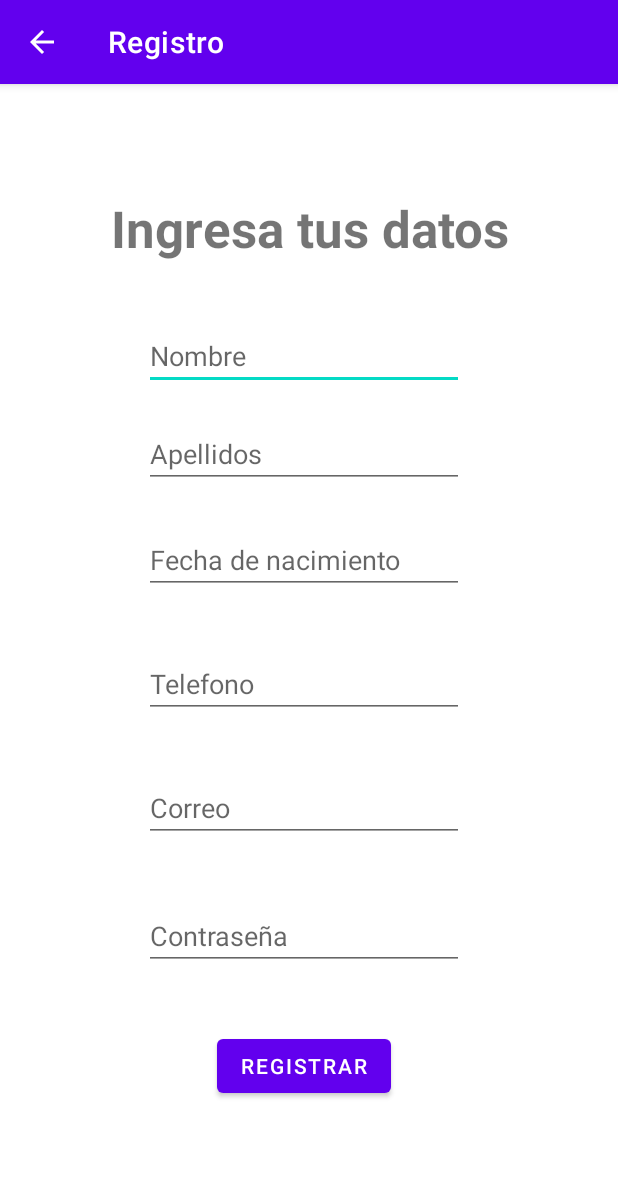
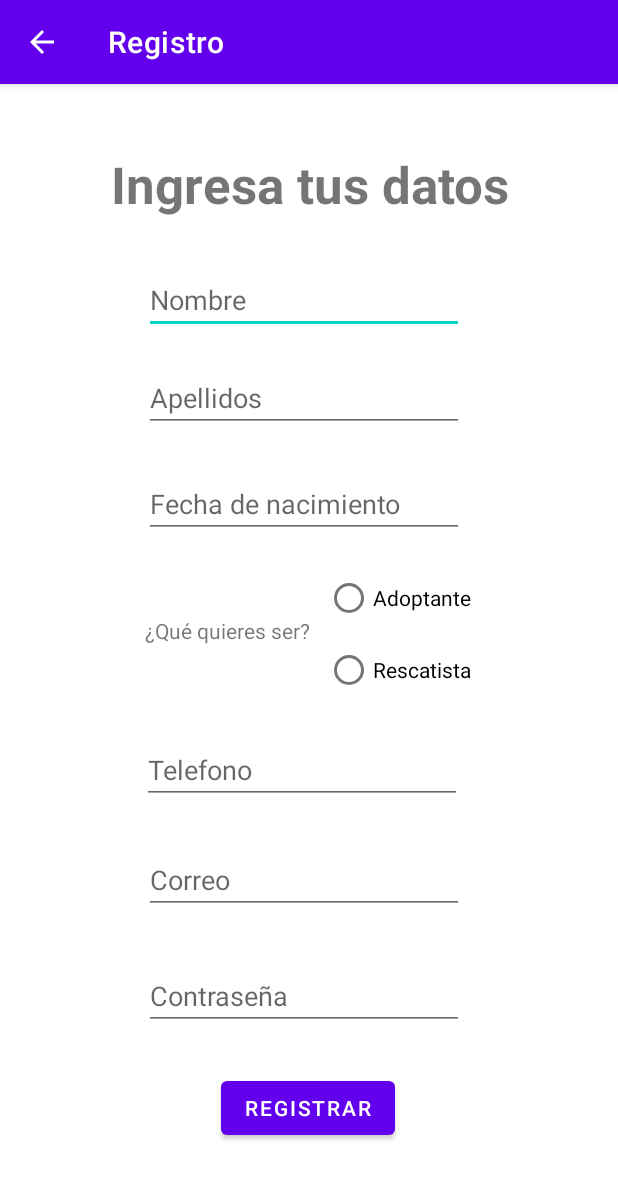
Before and after one commit to rakso-dev/Pawsties, an Android app: the SignupActivity screen opened directly, with no data from a screen before it, on a phone screen of 412 x 824 dp. Shown: the top 1179 px of the screen. Run offline under Robolectric (Android 15) with nearby library versions, the phone set to English and light mode, and no system bars.

Commit message:
findviews on Singup activity

```diff
--- a/androidApp/app/src/main/java/com/pawsties/android/SignupActivity.java
+++ b/androidApp/app/src/main/java/com/pawsties/android/SignupActivity.java
@@ -5,15 +5,20 @@ import android.os.Bundle;
 import android.text.TextUtils;
 import android.widget.Button;
 import android.widget.EditText;
+import android.widget.RadioButton;
 import android.widget.Toast;
 
 import androidx.annotation.Nullable;
 import androidx.appcompat.app.AppCompatActivity;
 
+import java.util.Date;
+
 public class SignupActivity extends AppCompatActivity {
     EditText etEmail, etPassword;
+    RadioButton rbAdoptante, rbRescatista;
     Button registrarse;
-    String email="", password="";
+    String name="", lastname="",  email="", password="", typeUser="";
+    Date nacimiento;
 
     @Override
     protected void onCreate(@Nullable Bundle savedInstanceState) {
@@ -23,12 +28,19 @@ public class SignupActivity extends AppCompatActivity {
         getSupportActionBar().setTitle("Registro");
 
         /** LLAMAR A TODS LOS ELEMENTOS DEL LAYOUT ACTIVITY SIGN UP PARA OBTENER LOS DATOS*/
+        rbAdoptante = findViewById(R.id.rbAdoptante);
+        rbRescatista = findViewById(R.id.rbRescatista);
         registrarse = findViewById(R.id.btnOkSignup);
 
         registrarse.setOnClickListener(v -> {
             /**descomentar despues para hacer las validaciones*/
-//            email = etEmail.getText().toString();
-//            password = etPassword.getText().toString();
+            if (rbAdoptante.isActivated())//no lo hace
+                typeUser = "A";
+            if (rbRescatista.isActivated())
+                typeUser = "R";
+            Toast.makeText(SignupActivity.this, "El usuario es "+typeUser, Toast.LENGTH_SHORT).show();
+            email = etEmail.getText().toString();
+            password = etPassword.getText().toString();
 //
 //            if (TextUtils.isEmpty(email) || TextUtils.isEmpty(password))
 //                Toast.makeText(SignupActivity.this, "Debes llenar todos los campos antes de continuar!!!", Toast.LENGTH_LONG).show();
--- a/androidApp/app/src/main/res/layout/activity_signup_form.xml
+++ b/androidApp/app/src/main/res/layout/activity_signup_form.xml
@@ -10,22 +10,23 @@
         android:layout_width="wrap_content"
         android:layout_height="wrap_content"
         android:layout_marginStart="73dp"
-        android:layout_marginTop="73dp"
+        android:layout_marginTop="44dp"
         android:layout_marginEnd="74dp"
         android:text="Ingresa tus datos"
         android:textAlignment="center"
         android:textSize="34dp"
         android:textStyle="bold"
         app:layout_constraintEnd_toEndOf="parent"
+        app:layout_constraintHorizontal_bias="0.0"
         app:layout_constraintStart_toStartOf="parent"
         app:layout_constraintTop_toTopOf="parent"
         tools:ignore="MissingConstraints" />
 
     <EditText
-        android:id="@+id/editTextTextPersonName"
+        android:id="@+id/etNombreSU"
         android:layout_width="wrap_content"
         android:layout_height="wrap_content"
-        android:layout_marginTop="40dp"
+        android:layout_marginTop="32dp"
         android:ems="10"
         android:hint="Nombre"
         android:inputType="textPersonName"
@@ -35,7 +36,7 @@
         tools:ignore="MissingConstraints" />
 
     <EditText
-        android:id="@+id/editTextTextPersonName2"
+        android:id="@+id/etApellidosSU"
         android:layout_width="wrap_content"
         android:layout_height="wrap_content"
         android:layout_marginTop="20dp"
@@ -44,24 +45,24 @@
         android:inputType="textPersonName"
         app:layout_constraintEnd_toStartOf="@+id/guideline3"
         app:layout_constraintStart_toStartOf="@+id/guideline2"
-        app:layout_constraintTop_toBottomOf="@+id/editTextTextPersonName"
+        app:layout_constraintTop_toBottomOf="@+id/etNombreSU"
         tools:ignore="MissingConstraints" />
 
     <EditText
-        android:id="@+id/editTextTextEmailAddress"
+        android:id="@+id/etEmailSU"
         android:layout_width="wrap_content"
         android:layout_height="wrap_content"
-        android:layout_marginTop="37dp"
+        android:layout_marginTop="28dp"
         android:ems="10"
         android:hint="Correo"
         android:inputType="textEmailAddress"
         app:layout_constraintEnd_toStartOf="@+id/guideline3"
         app:layout_constraintStart_toStartOf="@+id/guideline2"
-        app:layout_constraintTop_toBottomOf="@+id/editTextPhone"
+        app:layout_constraintTop_toBottomOf="@+id/etTelefonoSU"
         tools:ignore="MissingConstraints" />
 
     <EditText
-        android:id="@+id/editTextDate"
+        android:id="@+id/etFechaSU"
         android:layout_width="wrap_content"
         android:layout_height="wrap_content"
         android:layout_marginTop="25dp"
@@ -70,44 +71,46 @@
         android:inputType="date"
         app:layout_constraintEnd_toStartOf="@+id/guideline3"
         app:layout_constraintStart_toStartOf="@+id/guideline2"
-        app:layout_constraintTop_toBottomOf="@+id/editTextTextPersonName2"
+        app:layout_constraintTop_toBottomOf="@+id/etApellidosSU"
         tools:ignore="MissingConstraints" />
 
     <EditText
-        android:id="@+id/editTextPhone"
+        android:id="@+id/etTelefonoSU"
         android:layout_width="wrap_content"
         android:layout_height="wrap_content"
-        android:layout_marginTop="37dp"
+        android:layout_marginTop="20dp"
         android:ems="10"
         android:hint="Telefono"
         android:inputType="phone"
         app:layout_constraintEnd_toStartOf="@+id/guideline3"
+        app:layout_constraintHorizontal_bias="0.488"
         app:layout_constraintStart_toStartOf="@+id/guideline2"
-        app:layout_constraintTop_toBottomOf="@+id/editTextDate"
+        app:layout_constraintTop_toBottomOf="@+id/radioGroup"
         tools:ignore="MissingConstraints" />
 
     <EditText
-        android:id="@+id/editTextTextPassword"
+        android:id="@+id/etContrasenaSU"
         android:layout_width="wrap_content"
         android:layout_height="wrap_content"
-        android:layout_marginTop="40dp"
+        android:layout_marginTop="32dp"
         android:ems="10"
         android:hint="Contraseña"
         android:inputType="textPassword"
         app:layout_constraintEnd_toStartOf="@+id/guideline3"
         app:layout_constraintStart_toStartOf="@+id/guideline2"
-        app:layout_constraintTop_toBottomOf="@+id/editTextTextEmailAddress"
+        app:layout_constraintTop_toBottomOf="@+id/etEmailSU"
         tools:ignore="MissingConstraints" />
 
     <Button
         android:id="@+id/btnOkSignup"
         android:layout_width="wrap_content"
         android:layout_height="wrap_content"
-        android:layout_marginTop="40dp"
+        android:layout_marginTop="28dp"
         android:text="REGISTRAR"
         app:layout_constraintEnd_toStartOf="@+id/guideline3"
+        app:layout_constraintHorizontal_bias="0.513"
         app:layout_constraintStart_toStartOf="@+id/guideline2"
-        app:layout_constraintTop_toBottomOf="@+id/editTextTextPassword"
+        app:layout_constraintTop_toBottomOf="@+id/etContrasenaSU"
         tools:ignore="MissingConstraints" />
 
     <androidx.constraintlayout.widget.Guideline
@@ -128,4 +131,45 @@
         app:layout_constraintEnd_toEndOf="parent"
         app:layout_constraintGuide_begin="353dp" />
 
+    <RadioGroup
+        android:id="@+id/radioGroup"
+        android:layout_width="wrap_content"
+        android:layout_height="wrap_content"
+        android:layout_marginStart="1dp"
+        android:layout_marginTop="16dp"
+        android:layout_marginEnd="30dp"
+        app:layout_constraintEnd_toStartOf="@+id/guideline3"
+        app:layout_constraintStart_toEndOf="@+id/textView2"
+        app:layout_constraintTop_toBottomOf="@+id/etFechaSU"
+        tools:ignore="MissingConstraints">
+
+        <RadioButton
+            android:id="@+id/rbAdoptante"
+            android:layout_width="wrap_content"
+            android:layout_height="wrap_content"
+            android:text="Adoptante"
+            tools:layout_editor_absoluteX="206dp"
+            tools:layout_editor_absoluteY="341dp" />
+
+        <RadioButton
+            android:id="@+id/rbRescatista"
+            android:layout_width="wrap_content"
+            android:layout_height="wrap_content"
+            android:text="Rescatista"
+            tools:layout_editor_absoluteX="85dp"
+            tools:layout_editor_absoluteY="342dp" />
+
+    </RadioGroup>
+
+    <TextView
+        android:id="@+id/textView2"
+        android:layout_width="wrap_content"
+        android:layout_height="wrap_content"
+        android:layout_marginStart="44dp"
+        android:layout_marginTop="52dp"
+        android:text="¿Qué quieres ser?"
+        app:layout_constraintStart_toStartOf="@+id/guideline2"
+        app:layout_constraintTop_toBottomOf="@+id/etFechaSU"
+        tools:ignore="MissingConstraints" />
+
 </androidx.constraintlayout.widget.ConstraintLayout>
```
Also changed, not shown: 1 other file.
